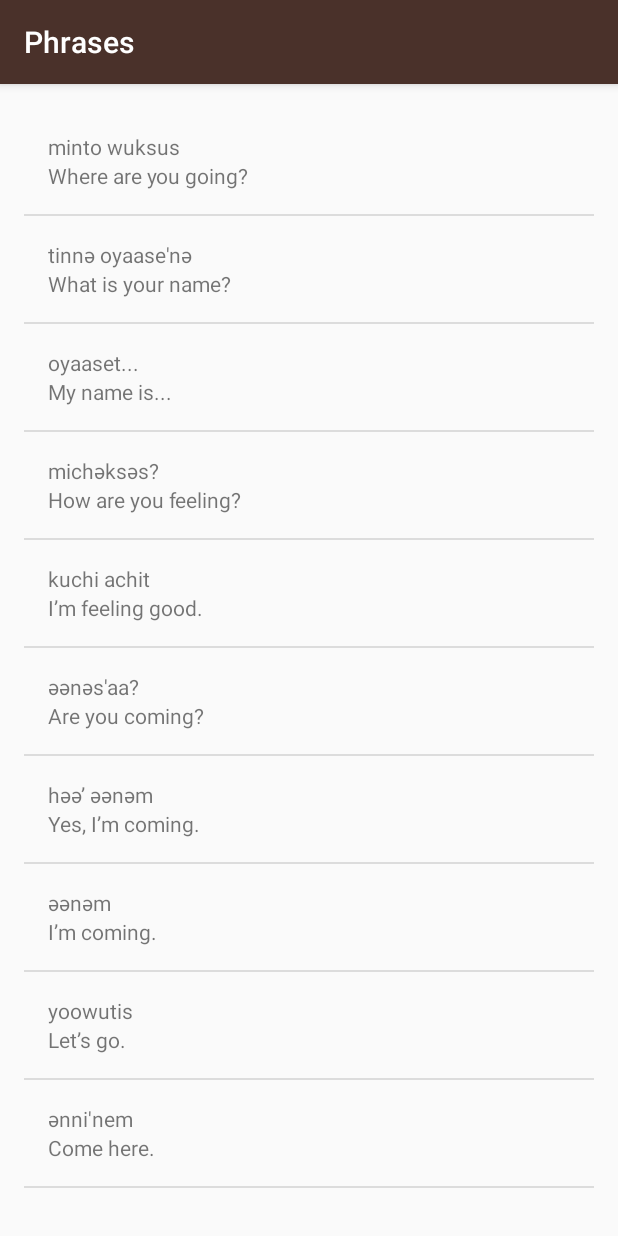
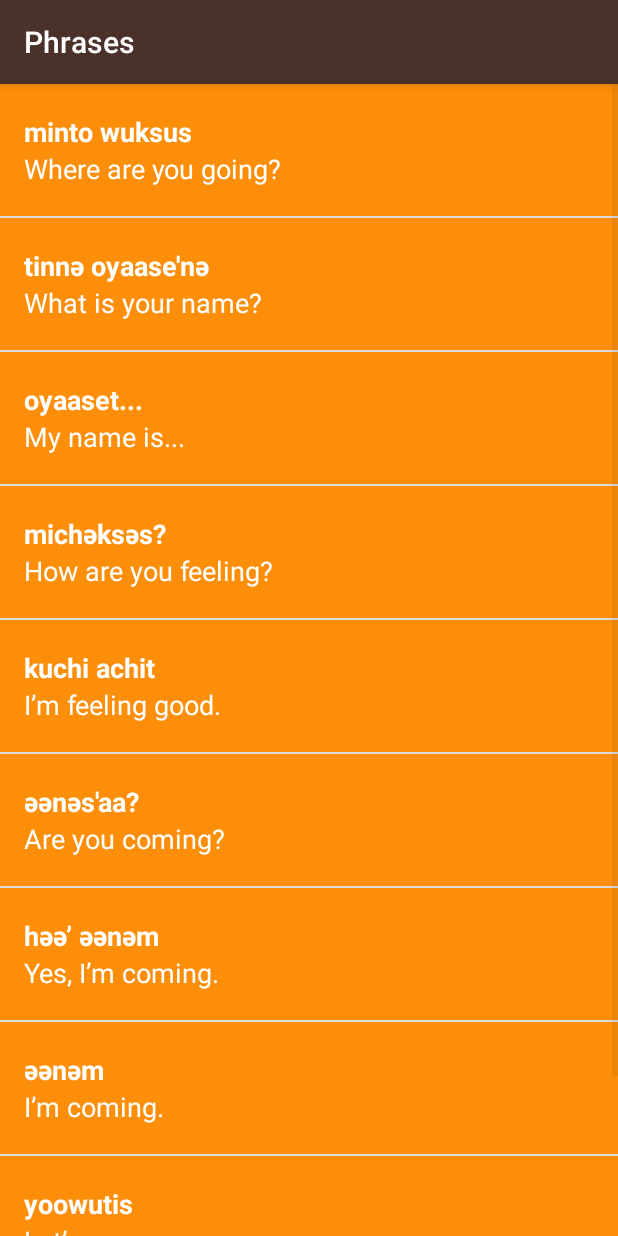
Before and after one commit to sudhanshu-soni/Miwok-App, an Android app: the PhrasesActivity screen opened directly, with no data from a screen before it, on a phone screen of 412 x 824 dp. Run offline under Robolectric (Android 15) with nearby library versions, the phone set to English and light mode, and no system bars.

Commit message:
Visual Polish

```diff
--- a/app/src/main/res/layout/list_item.xml
+++ b/app/src/main/res/layout/list_item.xml
@@ -3,33 +3,42 @@
     xmlns:android="http://schemas.android.com/apk/res/android"
     xmlns:tools="http://schemas.android.com/tools"
     android:layout_width="match_parent"
-    android:layout_height="match_parent"
-    android:orientation="horizontal"
-    android:padding="16dp">
+    android:layout_height="wrap_content"
+    android:minHeight="@dimen/list_item_height"
+    android:background="@color/tan_background">
 
     <ImageView
         android:id="@+id/image"
-        android:layout_width="wrap_content"
-        android:layout_height="wrap_content"
-        android:layout_marginRight="@dimen/activity_horizontal_margin"
-        android:src="@mipmap/ic_launcher"
-        tools:ignore="ContentDescription"/>
+        android:layout_width="@dimen/list_item_height"
+        android:layout_height="@dimen/list_item_height" />
 
     <LinearLayout
+        android:id="@+id/text_container"
         android:layout_width="match_parent"
-        android:layout_height="wrap_content"
-        android:orientation="vertical">
+        android:layout_height="match_parent"
+        android:orientation="vertical"
+        android:paddingLeft="16dp"
+        android:background="@color/category_numbers">
 
         <TextView
             android:id="@+id/miwok_text_view"
             android:layout_width="match_parent"
-            android:layout_height="wrap_content"
+            android:layout_height="0dp"
+            android:layout_weight="1"
+            android:gravity="bottom"
+            android:textAppearance="?android:textAppearanceMedium"
+            android:textColor="@android:color/white"
+            android:textStyle="bold"
             tools:text="lutti" />
 
         <TextView
             android:id="@+id/default_text_view"
             android:layout_width="match_parent"
-            android:layout_height="wrap_content"
+            android:layout_height="0dp"
+            android:layout_weight="1"
+            android:gravity="top"
+            android:textAppearance="?android:textAppearanceMedium"
+            android:textColor="@android:color/white"
             tools:text="one" />
     </LinearLayout>
 
--- a/app/src/main/res/layout/word_list.xml
+++ b/app/src/main/res/layout/word_list.xml
@@ -1,12 +1,6 @@
 <?xml version="1.0" encoding="utf-8"?>
 <ListView xmlns:android="http://schemas.android.com/apk/res/android"
-    xmlns:tools="http://schemas.android.com/tools"
     android:id="@+id/list"
     android:orientation="vertical"
     android:layout_width="match_parent"
-    android:layout_height="match_parent"
-    android:paddingBottom="@dimen/activity_vertical_margin"
-    android:paddingLeft="@dimen/activity_horizontal_margin"
-    android:paddingRight="@dimen/activity_horizontal_margin"
-    android:paddingTop="@dimen/activity_vertical_margin"
-    tools:context="com.example.android.miwok.NumbersActivity"/>
+    android:layout_height="match_parent"/>
--- a/app/src/main/res/values-w820dp/dimens.xml
+++ /dev/null
@@ -1,20 +0,0 @@
-<!-- Copyright (C) 2016 The Android Open Source Project
-
-     Licensed under the Apache License, Version 2.0 (the "License");
-     you may not use this file except in compliance with the License.
-     You may obtain a copy of the License at
-
-          http://www.apache.org/licenses/LICENSE-2.0
-
-     Unless required by applicable law or agreed to in writing, software
-     distributed under the License is distributed on an "AS IS" BASIS,
-     WITHOUT WARRANTIES OR CONDITIONS OF ANY KIND, either express or implied.
-     See the License for the specific language governing permissions and
-     limitations under the License.
--->
-<resources>
-    <!-- Example customization of dimensions originally defined in res/values/dimens.xml
-         (such as screen margins) for screens with more than 820dp of available width. This
-         would include 7" and 10" devices in landscape (~960dp and ~1280dp respectively). -->
-    <dimen name="activity_horizontal_margin">64dp</dimen>
-</resources>
--- a/app/src/main/res/values/dimens.xml
+++ b/app/src/main/res/values/dimens.xml
@@ -15,7 +15,4 @@
 <resources>
     <!-- Height of each list item -->
     <dimen name="list_item_height">88dp</dimen>
-    <!-- Default screen margins, per the Android Design guidelines. -->
-    <dimen name="activity_horizontal_margin">16dp</dimen>
-    <dimen name="activity_vertical_margin">16dp</dimen>
 </resources>
```
